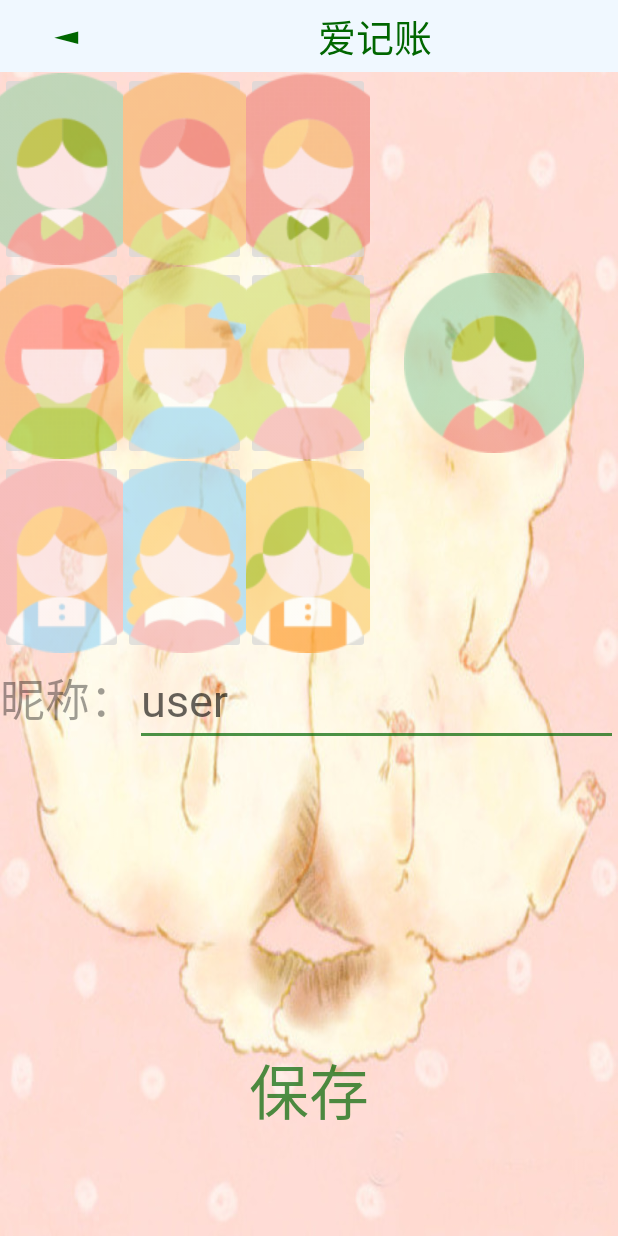
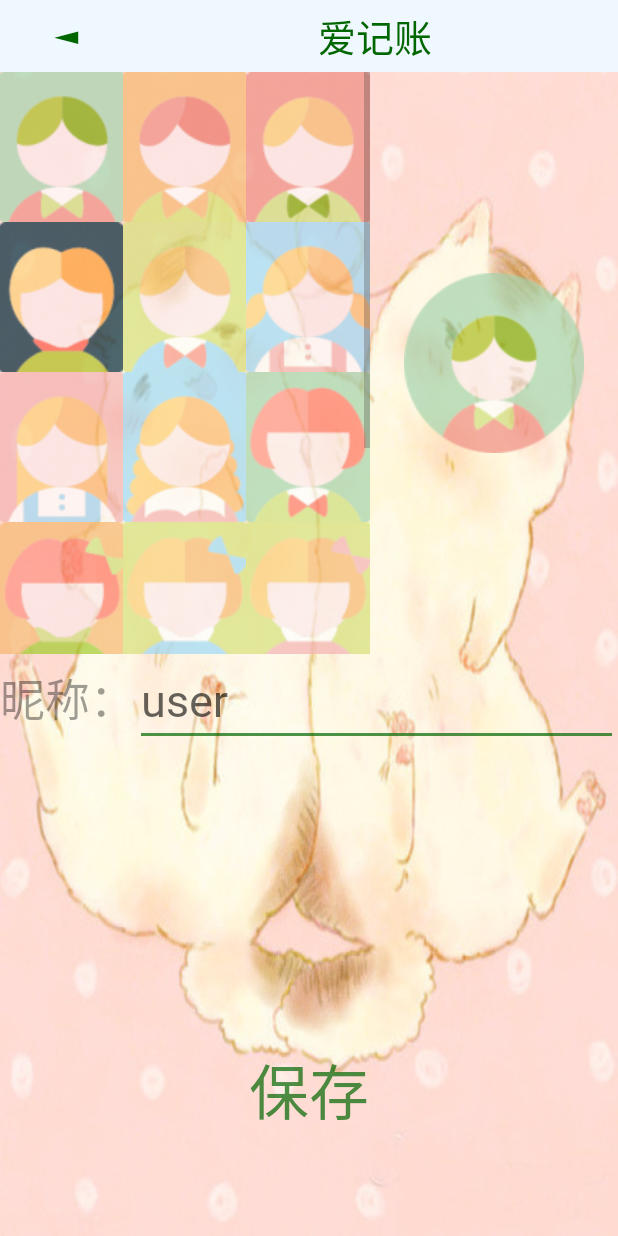
Before and after one commit to basketSAMA/LTKA, an Android app: the Settings screen opened directly, with no data from a screen before it, on a phone screen of 412 x 824 dp. Run offline under Robolectric (Android 15) with nearby library versions, the phone set to English and light mode, and no system bars.

Commit message:
增加本地用户可选头像

```diff
--- a/app/src/main/java/com/example/a92317/ltka/Settings.java
+++ b/app/src/main/java/com/example/a92317/ltka/Settings.java
@@ -40,11 +40,20 @@ public class Settings extends BaseActivity implements View.OnClickListener {
         ImageButton d1 = (ImageButton) findViewById(R.id.image_d1);
         ImageButton d2 = (ImageButton) findViewById(R.id.image_d2);
         ImageButton d3 = (ImageButton) findViewById(R.id.image_d3);
+        ImageButton d4 = (ImageButton) findViewById(R.id.image_d4);
+        ImageButton d5 = (ImageButton) findViewById(R.id.image_d5);
+        ImageButton d6 = (ImageButton) findViewById(R.id.image_d6);
+        ImageButton d7 = (ImageButton) findViewById(R.id.image_d7);
+        ImageButton d8 = (ImageButton) findViewById(R.id.image_d8);
+        ImageButton d9 = (ImageButton) findViewById(R.id.image_d9);
         ImageButton d10 = (ImageButton) findViewById(R.id.image_d10);
         ImageButton d11 = (ImageButton) findViewById(R.id.image_d11);
         ImageButton d12 = (ImageButton) findViewById(R.id.image_d12);
-        ImageButton d7 = (ImageButton) findViewById(R.id.image_d7);
-        ImageButton d8 = (ImageButton) findViewById(R.id.image_d8);
+        ImageButton d13 = (ImageButton) findViewById(R.id.image_d13);
+        ImageButton d14 = (ImageButton) findViewById(R.id.image_d14);
+        ImageButton d15 = (ImageButton) findViewById(R.id.image_d15);
+        ImageButton d16 = (ImageButton) findViewById(R.id.image_d16);
+        ImageButton d17 = (ImageButton) findViewById(R.id.image_d17);
         ImageButton d18 = (ImageButton) findViewById(R.id.image_d18);
 
         save.setOnClickListener(this);
@@ -52,11 +61,20 @@ public class Settings extends BaseActivity implements View.OnClickListener {
         d1.setOnClickListener(this);
         d2.setOnClickListener(this);
         d3.setOnClickListener(this);
+        d4.setOnClickListener(this);
+        d5.setOnClickListener(this);
+        d6.setOnClickListener(this);
         d7.setOnClickListener(this);
         d8.setOnClickListener(this);
+        d9.setOnClickListener(this);
         d10.setOnClickListener(this);
         d11.setOnClickListener(this);
         d12.setOnClickListener(this);
+        d13.setOnClickListener(this);
+        d14.setOnClickListener(this);
+        d15.setOnClickListener(this);
+        d16.setOnClickListener(this);
+        d17.setOnClickListener(this);
         d18.setOnClickListener(this);
     }
 
@@ -125,6 +143,30 @@ public class Settings extends BaseActivity implements View.OnClickListener {
                 uImage = R.drawable.d3;
                 show();
                 break;
+            case R.id.image_d4:
+                uImage = R.drawable.d4;
+                show();
+                break;
+            case R.id.image_d5:
+                uImage = R.drawable.d5;
+                show();
+                break;
+            case R.id.image_d6:
+                uImage = R.drawable.d6;
+                show();
+                break;
+            case R.id.image_d7:
+                uImage = R.drawable.d7;
+                show();
+                break;
+            case R.id.image_d8:
+                uImage = R.drawable.d8;
+                show();
+                break;
+            case R.id.image_d9:
+                uImage = R.drawable.d9;
+                show();
+                break;
             case R.id.image_d10:
                 uImage = R.drawable.d10;
                 show();
@@ -137,12 +179,24 @@ public class Settings extends BaseActivity implements View.OnClickListener {
                 uImage = R.drawable.d12;
                 show();
                 break;
-            case R.id.image_d7:
-                uImage = R.drawable.d7;
+            case R.id.image_d13:
+                uImage = R.drawable.d13;
                 show();
                 break;
-            case R.id.image_d8:
-                uImage = R.drawable.d8;
+            case R.id.image_d14:
+                uImage = R.drawable.d14;
+                show();
+                break;
+            case R.id.image_d15:
+                uImage = R.drawable.d15;
+                show();
+                break;
+            case R.id.image_d16:
+                uImage = R.drawable.d16;
+                show();
+                break;
+            case R.id.image_d17:
+                uImage = R.drawable.d17;
                 show();
                 break;
             case R.id.image_d18:
--- a/app/src/main/res/layout/activity_settings.xml
+++ b/app/src/main/res/layout/activity_settings.xml
@@ -14,16 +14,18 @@
         android:layout_weight="6"
         android:orientation="horizontal">
 
-        <LinearLayout
+        <ScrollView
             android:layout_width="0dp"
             android:layout_height="match_parent"
-            android:orientation="vertical"
             android:layout_weight="3">
+        <LinearLayout
+            android:layout_width="match_parent"
+            android:layout_height="wrap_content"
+            android:orientation="vertical">
 
             <LinearLayout
                 android:layout_width="match_parent"
-                android:layout_height="0dp"
-                android:layout_weight="1">
+                android:layout_height="100dp">
 
                 <ImageButton
                     android:id="@+id/image_d1"
@@ -48,8 +50,57 @@
 
             <LinearLayout
                 android:layout_width="match_parent"
-                android:layout_height="0dp"
-                android:layout_weight="1">
+                android:layout_height="100dp">
+
+                <ImageButton
+                    android:id="@+id/image_d4"
+                    android:layout_width="0dp"
+                    android:layout_weight="1"
+                    android:layout_height="match_parent"
+                    android:src="@drawable/d4"/>
+                <ImageButton
+                    android:id="@+id/image_d5"
+                    android:layout_width="0dp"
+                    android:layout_weight="1"
+                    android:layout_height="match_parent"
+                    android:src="@drawable/d5"/>
+                <ImageButton
+                    android:id="@+id/image_d6"
+                    android:layout_width="0dp"
+                    android:layout_weight="1"
+                    android:layout_height="match_parent"
+                    android:src="@drawable/d6"/>
+
+            </LinearLayout>
+
+            <LinearLayout
+                android:layout_width="match_parent"
+                android:layout_height="100dp">
+
+                <ImageButton
+                    android:id="@+id/image_d7"
+                    android:layout_width="0dp"
+                    android:layout_weight="1"
+                    android:layout_height="match_parent"
+                    android:src="@drawable/d7"/>
+                <ImageButton
+                    android:id="@+id/image_d8"
+                    android:layout_width="0dp"
+                    android:layout_weight="1"
+                    android:layout_height="match_parent"
+                    android:src="@drawable/d8"/>
+                <ImageButton
+                    android:id="@+id/image_d9"
+                    android:layout_width="0dp"
+                    android:layout_weight="1"
+                    android:layout_height="match_parent"
+                    android:src="@drawable/d9"/>
+
+            </LinearLayout>
+
+            <LinearLayout
+                android:layout_width="match_parent"
+                android:layout_height="100dp">
 
                 <ImageButton
                     android:id="@+id/image_d10"
@@ -74,21 +125,45 @@
 
             <LinearLayout
                 android:layout_width="match_parent"
-                android:layout_height="0dp"
-                android:layout_weight="1">
+                android:layout_height="100dp">
 
                 <ImageButton
-                    android:id="@+id/image_d7"
+                    android:id="@+id/image_d13"
                     android:layout_width="0dp"
                     android:layout_weight="1"
                     android:layout_height="match_parent"
-                    android:src="@drawable/d7"/>
+                    android:src="@drawable/d13"/>
                 <ImageButton
-                    android:id="@+id/image_d8"
+                    android:id="@+id/image_d14"
                     android:layout_width="0dp"
                     android:layout_weight="1"
                     android:layout_height="match_parent"
-                    android:src="@drawable/d8"/>
+                    android:src="@drawable/d14"/>
+                <ImageButton
+                    android:id="@+id/image_d15"
+                    android:layout_width="0dp"
+                    android:layout_weight="1"
+                    android:layout_height="match_parent"
+                    android:src="@drawable/d15"/>
+
+            </LinearLayout>
+
+            <LinearLayout
+                android:layout_width="match_parent"
+                android:layout_height="100dp">
+
+                <ImageButton
+                    android:id="@+id/image_d16"
+                    android:layout_width="0dp"
+                    android:layout_weight="1"
+                    android:layout_height="match_parent"
+                    android:src="@drawable/d16"/>
+                <ImageButton
+                    android:id="@+id/image_d17"
+                    android:layout_width="0dp"
+                    android:layout_weight="1"
+                    android:layout_height="match_parent"
+                    android:src="@drawable/d17"/>
                 <ImageButton
                     android:id="@+id/image_d18"
                     android:layout_width="0dp"
@@ -98,6 +173,7 @@
 
             </LinearLayout>
         </LinearLayout>
+        </ScrollView>
 
         <RelativeLayout
             android:layout_width="0dp"
```
